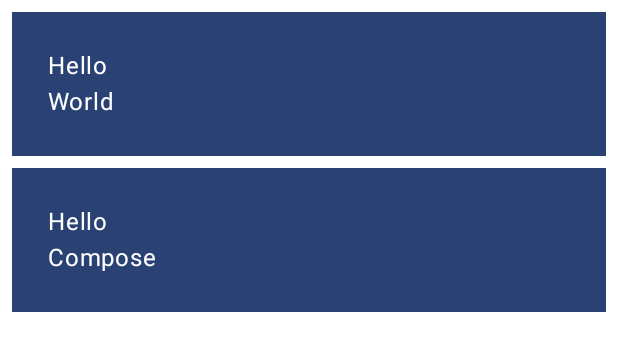
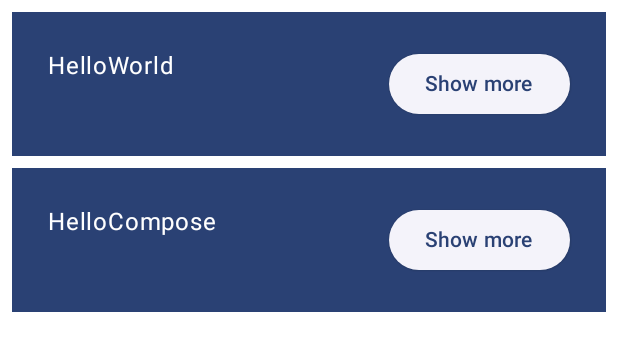
Before and after one commit to ebiwonjumit/ComposeBasicsCodelab, an Android app built with Jetpack Compose: the @Preview function GreetingPreview, on a phone screen of 412 x 824 dp. Shown: the top 351 px of the screen. Run offline under Robolectric (Android 15) with nearby library versions, the phone set to English and light mode, and no system bars.

Commit message:
Fighting with Row and Column order of operations

```diff
--- a/app/src/main/java/com/evander/composebasicscodelab/MainActivity.kt
+++ b/app/src/main/java/com/evander/composebasicscodelab/MainActivity.kt
@@ -3,10 +3,14 @@ package com.evander.composebasicscodelab
 import android.os.Bundle
 import androidx.activity.ComponentActivity
 import androidx.activity.compose.setContent
+import androidx.compose.foundation.clickable
 import androidx.compose.foundation.layout.Column
+import androidx.compose.foundation.layout.Row
 import androidx.compose.foundation.layout.fillMaxSize
 import androidx.compose.foundation.layout.fillMaxWidth
 import androidx.compose.foundation.layout.padding
+import androidx.compose.material3.Button
+import androidx.compose.material3.ElevatedButton
 import androidx.compose.material3.MaterialTheme
 import androidx.compose.material3.Surface
 import androidx.compose.material3.Text
@@ -34,16 +38,41 @@ class MainActivity : ComponentActivity() {
     }
 }
 
+//Row(modifier = modifier.padding(24.dp)) {
+//    Column(
+//        modifier = modifier.weight(1f)
+//    ) {
+//        Text(text = "Hello")
+//        Text(text = name)
+//    }
+//    ElevatedButton(onClick = { /*TODO*/ }) {
+//        Text("Show more")
+//    }
+//
+//}
+
 @Composable
 fun Greeting(name: String, modifier: Modifier = Modifier) {
     Surface(
         color = MaterialTheme.colorScheme.primary,
         modifier = modifier.padding(vertical = 4.dp, horizontal = 8.dp)
         ) {
-        Column(modifier = modifier.fillMaxWidth().padding(24.dp)){
-            Text(text = "Hello")
-            Text(text = name)
-        }
+            Column(
+                modifier = modifier
+                    .fillMaxWidth()
+                    .padding(24.dp)
+            ) {
+                Row(modifier = modifier) {
+                    Text(text = "Hello")
+                    Text(text = name, modifier=modifier.weight(1f))
+                    ElevatedButton(onClick = { /*TODO*/ }) {
+                        Text("Show more")
+                    }
+                }
+
+            }
+
+
 
     }
 }
```
